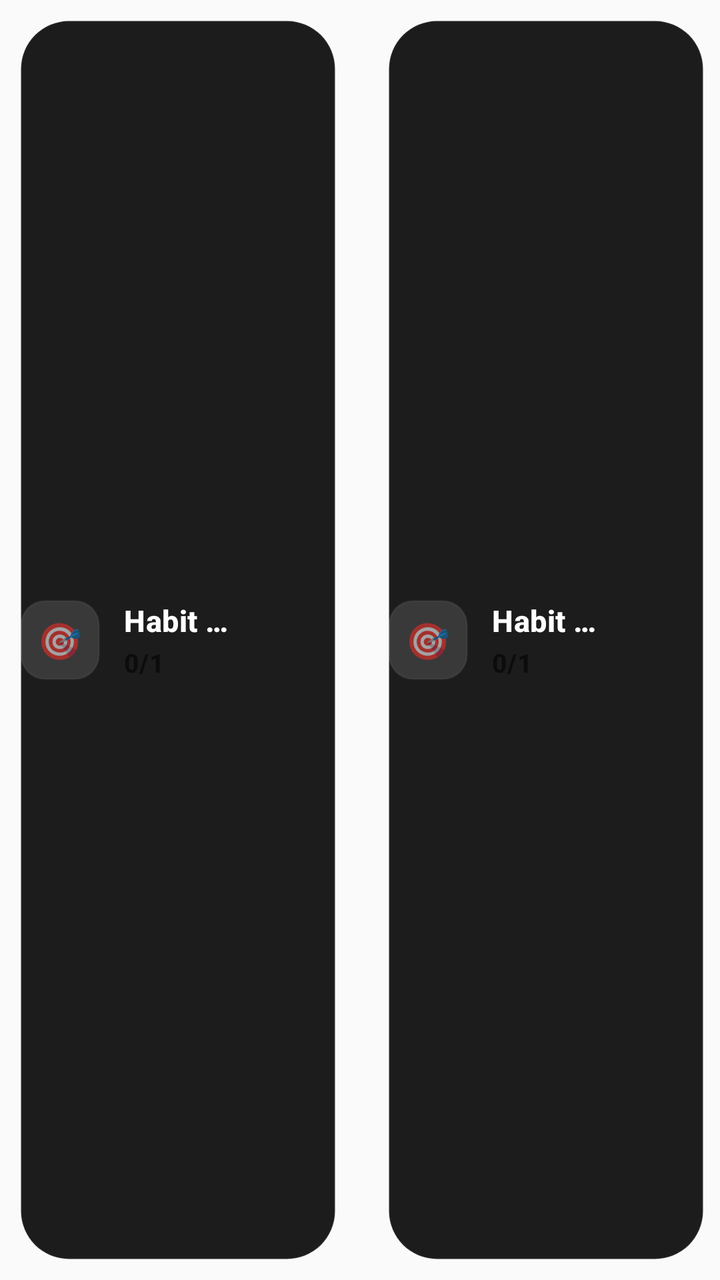
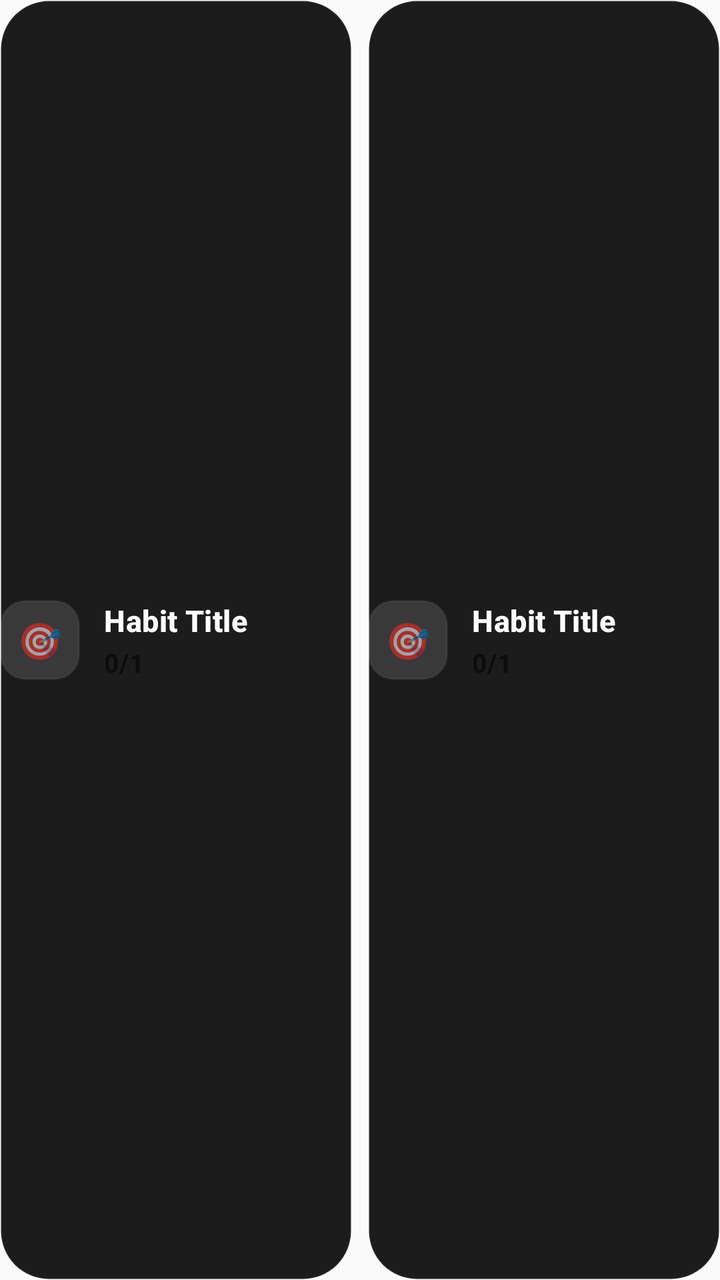

Two renders of the same Android screen: before a commit and after it. Below are the layout's source before the change and the commit's diff.
<!-- AndroidManifest.xml: application theme AppTheme -->
<!-- res/layout/widget_habit_item_2col.xml -->
<?xml version="1.0" encoding="utf-8"?>
<LinearLayout xmlns:android="http://schemas.android.com/apk/res/android"
    android:layout_width="match_parent"
    android:layout_height="wrap_content"
    android:orientation="horizontal"
    android:baselineAligned="false"
    android:paddingBottom="0dp">

    
<LinearLayout xmlns:android="http://schemas.android.com/apk/res/android"
    android:id="@+id/left_habit_item_root_wrapper"
    android:layout_width="0dp"
    android:layout_weight="1"
    android:layout_marginEnd="4dp"
    android:layout_height="wrap_content"
    android:orientation="vertical">

    <RelativeLayout
        android:id="@+id/left_habit_item_root"
        android:layout_width="match_parent"
        android:layout_height="wrap_content"
        android:paddingStart="10dp"
        android:paddingEnd="8dp"
        android:paddingTop="10dp"
        android:paddingBottom="10dp"
        android:clickable="true"
        android:focusable="true">

    
    <ImageView
        android:id="@+id/left_habit_card_background"
        android:layout_width="match_parent"
        android:layout_height="match_parent"
        android:scaleType="fitXY"
        android:src="@drawable/widget_habit_item_bg" />

    
    <ImageView
        android:id="@+id/left_habit_glow_background"
        android:layout_width="match_parent"
        android:layout_height="match_parent"
        android:scaleType="fitXY"
        android:visibility="gone" />

    
    <FrameLayout
        android:id="@+id/left_habit_color_overlay"
        android:layout_width="match_parent"
        android:layout_height="match_parent"
        android:alpha="0.09" />

    
    <FrameLayout
        android:id="@+id/left_habit_icon_container"
        android:layout_width="40dp"
        android:layout_height="40dp"
        android:layout_alignParentStart="true"
        android:layout_centerVertical="true"
        android:background="@drawable/widget_icon_container_bg">

        <TextView
            android:id="@+id/left_habit_icon"
            android:layout_width="wrap_content"
            android:layout_height="wrap_content"
            android:layout_gravity="center"
            android:textSize="18sp"
            android:text="🎯" />

    </FrameLayout>

    
    <LinearLayout
        android:id="@+id/left_habit_text_container"
        android:layout_width="match_parent"
        android:layout_height="wrap_content"
        android:layout_toEndOf="@id/left_habit_icon_container"
        android:layout_toStartOf="@id/left_habit_action_container"
        android:layout_centerVertical="true"
        android:orientation="vertical"
        android:paddingStart="12dp"
        android:paddingEnd="8dp">

        
        <LinearLayout
            android:layout_width="match_parent"
            android:layout_height="wrap_content"
            android:orientation="horizontal"
            android:gravity="center_vertical">

            <TextView
                android:id="@+id/left_habit_title"
                android:layout_width="0dp"
                android:layout_height="wrap_content"
                android:layout_weight="1"
                android:textColor="#FFFFFF"
                android:textSize="15sp"
                android:textStyle="bold"
                android:fontFamily="sans-serif-medium"
                android:letterSpacing="0.01"
                android:maxLines="1"
                android:ellipsize="end"
                android:text="Habit Title" />

            
            <LinearLayout
                android:id="@+id/left_habit_streak_container"
                android:layout_width="wrap_content"
                android:layout_height="wrap_content"
                android:orientation="horizontal"
                android:gravity="center_vertical"
                android:background="@drawable/widget_streak_badge_bg"
                android:paddingStart="5dp"
                android:paddingEnd="5dp"
                android:paddingTop="2dp"
                android:paddingBottom="2dp"
                android:layout_marginStart="6dp"
                android:visibility="gone">

                <TextView
                    android:id="@+id/left_habit_streak_icon"
                    android:layout_width="wrap_content"
                    android:layout_height="wrap_content"
                    android:text="🔥"
                    android:textSize="9sp"
                    android:layout_marginEnd="2dp" />

                <TextView
                    android:id="@+id/left_habit_streak_count"
                    android:layout_width="wrap_content"
                    android:layout_height="wrap_content"
                    android:textColor="#fb923c"
                    android:textSize="10sp"
                    android:textStyle="bold"
                    android:fontFamily="sans-serif-medium" />

            </LinearLayout>

        </LinearLayout>

        
        <TextView
            android:id="@+id/left_habit_progress"
            android:layout_width="wrap_content"
            android:layout_height="wrap_content"
            android:textSize="13sp"
            android:textStyle="bold"
            android:fontFamily="sans-serif-medium"
            android:letterSpacing="0.02"
            android:layout_marginTop="2dp"
            android:text="0/1" />

        
        <LinearLayout
            android:id="@+id/left_habit_subtasks_container"
            android:layout_width="match_parent"
            android:layout_height="wrap_content"
            android:orientation="vertical"
            android:layout_marginTop="8dp"
            android:visibility="gone" />

    </LinearLayout>

    
    <LinearLayout
        android:id="@+id/left_habit_action_container"
        android:layout_width="wrap_content"
        android:layout_height="wrap_content"
        android:layout_alignParentEnd="true"
        android:layout_centerVertical="true"
        android:orientation="horizontal"
        android:gravity="center_vertical">

        
        <FrameLayout
            android:id="@+id/left_habit_complete_btn"
            android:layout_width="44dp"
            android:layout_height="44dp"
            android:clickable="true"
            android:focusable="true">

            <ImageView
                android:id="@+id/left_habit_complete_image"
                android:layout_width="match_parent"
                android:layout_height="match_parent"
                android:scaleType="fitCenter" />

            
            <TextView
                android:id="@+id/left_habit_check_icon"
                android:layout_width="wrap_content"
                android:layout_height="wrap_content"
                android:layout_gravity="center"
                android:text="✓"
                android:textColor="#FFFFFF"
                android:textSize="18sp"
                android:textStyle="bold"
                android:visibility="gone" />

        </FrameLayout>

    </LinearLayout>

    </RelativeLayout>
</LinearLayout>


    
<LinearLayout xmlns:android="http://schemas.android.com/apk/res/android"
    android:id="@+id/right_habit_item_root_wrapper"
    android:layout_width="0dp"
    android:layout_weight="1"
    android:layout_marginStart="4dp"
    android:layout_height="wrap_content"
    android:orientation="vertical">

    <RelativeLayout
        android:id="@+id/right_habit_item_root"
        android:layout_width="match_parent"
        android:layout_height="wrap_content"
        android:paddingStart="10dp"
        android:paddingEnd="8dp"
        android:paddingTop="10dp"
        android:paddingBottom="10dp"
        android:clickable="true"
        android:focusable="true">

    
    <ImageView
        android:id="@+id/right_habit_card_background"
        android:layout_width="match_parent"
        android:layout_height="match_parent"
        android:scaleType="fitXY"
        android:src="@drawable/widget_habit_item_bg" />

    
    <ImageView
        android:id="@+id/right_habit_glow_background"
        android:layout_width="match_parent"
        android:layout_height="match_parent"
        android:scaleType="fitXY"
        android:visibility="gone" />

    
    <FrameLayout
        android:id="@+id/right_habit_color_overlay"
        android:layout_width="match_parent"
        android:layout_height="match_parent"
        android:alpha="0.09" />

    
    <FrameLayout
        android:id="@+id/right_habit_icon_container"
        android:layout_width="40dp"
        android:layout_height="40dp"
        android:layout_alignParentStart="true"
        android:layout_centerVertical="true"
        android:background="@drawable/widget_icon_container_bg">

        <TextView
            android:id="@+id/right_habit_icon"
            android:layout_width="wrap_content"
            android:layout_height="wrap_content"
            android:layout_gravity="center"
            android:textSize="18sp"
            android:text="🎯" />

    </FrameLayout>

    
    <LinearLayout
        android:id="@+id/right_habit_text_container"
        android:layout_width="match_parent"
        android:layout_height="wrap_content"
        android:layout_toEndOf="@id/right_habit_icon_container"
        android:layout_toStartOf="@id/right_habit_action_container"
        android:layout_centerVertical="true"
        android:orientation="vertical"
        android:paddingStart="12dp"
        android:paddingEnd="8dp">

        
        <LinearLayout
            android:layout_width="match_parent"
            android:layout_height="wrap_content"
            android:orientation="horizontal"
            android:gravity="center_vertical">

            <TextView
                android:id="@+id/right_habit_title"
                android:layout_width="0dp"
                android:layout_height="wrap_content"
                android:layout_weight="1"
                android:textColor="#FFFFFF"
                android:textSize="15sp"
                android:textStyle="bold"
                android:fontFamily="sans-serif-medium"
                android:letterSpacing="0.01"
                android:maxLines="1"
                android:ellipsize="end"
                android:text="Habit Title" />

            
            <LinearLayout
                android:id="@+id/right_habit_streak_container"
                android:layout_width="wrap_content"
                android:layout_height="wrap_content"
                android:orientation="horizontal"
                android:gravity="center_vertical"
                android:background="@drawable/widget_streak_badge_bg"
                android:paddingStart="5dp"
                android:paddingEnd="5dp"
                android:paddingTop="2dp"
                android:paddingBottom="2dp"
                android:layout_marginStart="6dp"
                android:visibility="gone">

                <TextView
                    android:id="@+id/right_habit_streak_icon"
                    android:layout_width="wrap_content"
                    android:layout_height="wrap_content"
                    android:text="🔥"
                    android:textSize="9sp"
                    android:layout_marginEnd="2dp" />

                <TextView
                    android:id="@+id/right_habit_streak_count"
                    android:layout_width="wrap_content"
                    android:layout_height="wrap_content"
                    android:textColor="#fb923c"
                    android:textSize="10sp"
                    android:textStyle="bold"
                    android:fontFamily="sans-serif-medium" />

            </LinearLayout>

        </LinearLayout>

        
        <TextView
            android:id="@+id/right_habit_progress"
            android:layout_width="wrap_content"
            android:layout_height="wrap_content"
            android:textSize="13sp"
            android:textStyle="bold"
            android:fontFamily="sans-serif-medium"
            android:letterSpacing="0.02"
            android:layout_marginTop="2dp"
            android:text="0/1" />

        
        <LinearLayout
            android:id="@+id/right_habit_subtasks_container"
            android:layout_width="match_parent"
            android:layout_height="wrap_content"
            android:orientation="vertical"
            android:layout_marginTop="8dp"
            android:visibility="gone" />

    </LinearLayout>

    
    <LinearLayout
        android:id="@+id/right_habit_action_container"
        android:layout_width="wrap_content"
        android:layout_height="wrap_content"
        android:layout_alignParentEnd="true"
        android:layout_centerVertical="true"
        android:orientation="horizontal"
        android:gravity="center_vertical">

        
        <FrameLayout
            android:id="@+id/right_habit_complete_btn"
            android:layout_width="44dp"
            android:layout_height="44dp"
            android:clickable="true"
            android:focusable="true">

            <ImageView
                android:id="@+id/right_habit_complete_image"
                android:layout_width="match_parent"
                android:layout_height="match_parent"
                android:scaleType="fitCenter" />

            
            <TextView
                android:id="@+id/right_habit_check_icon"
                android:layout_width="wrap_content"
                android:layout_height="wrap_content"
                android:layout_gravity="center"
                android:text="✓"
                android:textColor="#FFFFFF"
                android:textSize="18sp"
                android:textStyle="bold"
                android:visibility="gone" />

        </FrameLayout>

    </LinearLayout>

    </RelativeLayout>
</LinearLayout>


</LinearLayout>
<!-- resources referenced by this layout -->
<resources>
  <!-- drawable widget_habit_item_bg (drawable) -->
  <?xml version="1.0" encoding="utf-8"?>
  <shape xmlns:android="http://schemas.android.com/apk/res/android"
      android:shape="rectangle">
      <solid android:color="#E6050505" />
      <corners android:radius="24dp" />
      <stroke
          android:width="1dp"
          android:color="#0DFFFFFF" />
  </shape>
  <!-- drawable widget_icon_container_bg (drawable) -->
  <?xml version="1.0" encoding="utf-8"?>
  <shape xmlns:android="http://schemas.android.com/apk/res/android"
      android:shape="rectangle">
      <solid android:color="#20FFFFFF" />
      <corners android:radius="12dp" />
      <stroke
          android:width="1dp"
          android:color="#0DFFFFFF" />
  </shape>
  <!-- drawable widget_streak_badge_bg (drawable) -->
  <?xml version="1.0" encoding="utf-8"?>
  <shape xmlns:android="http://schemas.android.com/apk/res/android"
      android:shape="rectangle">
      <solid android:color="#1Af97316" />
      <corners android:radius="4dp" />
      <stroke
          android:width="1dp"
          android:color="#33f97316" />
  </shape>
  <style name="AppTheme" parent="Theme.AppCompat.Light.DarkActionBar">
          
          <item name="colorPrimary">@color/colorPrimary</item>
          <item name="colorPrimaryDark">@color/colorPrimaryDark</item>
          <item name="colorAccent">@color/colorAccent</item>
      </style>
</resources>

<!-- the commit's change to res/layout/widget_habit_item_2col.xml (unified diff, before → after) -->
@@ -19,10 +19,6 @@
         android:id="@+id/left_habit_item_root"
         android:layout_width="match_parent"
         android:layout_height="wrap_content"
-        android:paddingStart="10dp"
-        android:paddingEnd="8dp"
-        android:paddingTop="10dp"
-        android:paddingBottom="10dp"
         android:clickable="true"
         android:focusable="true">
 
@@ -48,6 +44,12 @@
         android:layout_width="match_parent"
         android:layout_height="match_parent"
         android:alpha="0.09" />
+
+    <RelativeLayout
+        android:id="@+id/left_habit_content_container"
+        android:layout_width="match_parent"
+        android:layout_height="wrap_content"
+        android:layout_centerVertical="true">
 
     
     <FrameLayout
@@ -201,6 +203,8 @@
     </LinearLayout>
 
     </RelativeLayout>
+
+    </RelativeLayout>
 </LinearLayout>
 
 
@@ -217,10 +221,6 @@
         android:id="@+id/right_habit_item_root"
         android:layout_width="match_parent"
         android:layout_height="wrap_content"
-        android:paddingStart="10dp"
-        android:paddingEnd="8dp"
-        android:paddingTop="10dp"
-        android:paddingBottom="10dp"
         android:clickable="true"
         android:focusable="true">
 
@@ -246,6 +246,12 @@
         android:layout_width="match_parent"
         android:layout_height="match_parent"
         android:alpha="0.09" />
+
+    <RelativeLayout
+        android:id="@+id/right_habit_content_container"
+        android:layout_width="match_parent"
+        android:layout_height="wrap_content"
+        android:layout_centerVertical="true">
 
     
     <FrameLayout
@@ -399,6 +405,8 @@
     </LinearLayout>
 
     </RelativeLayout>
+
+    </RelativeLayout>
 </LinearLayout>
 
 
